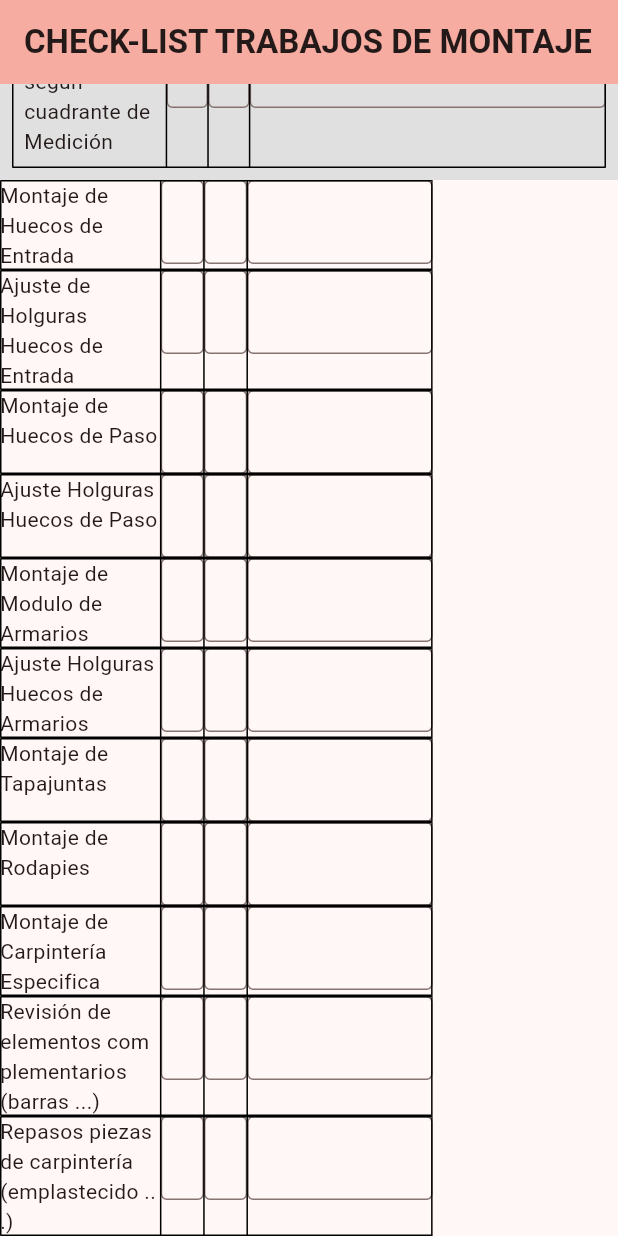
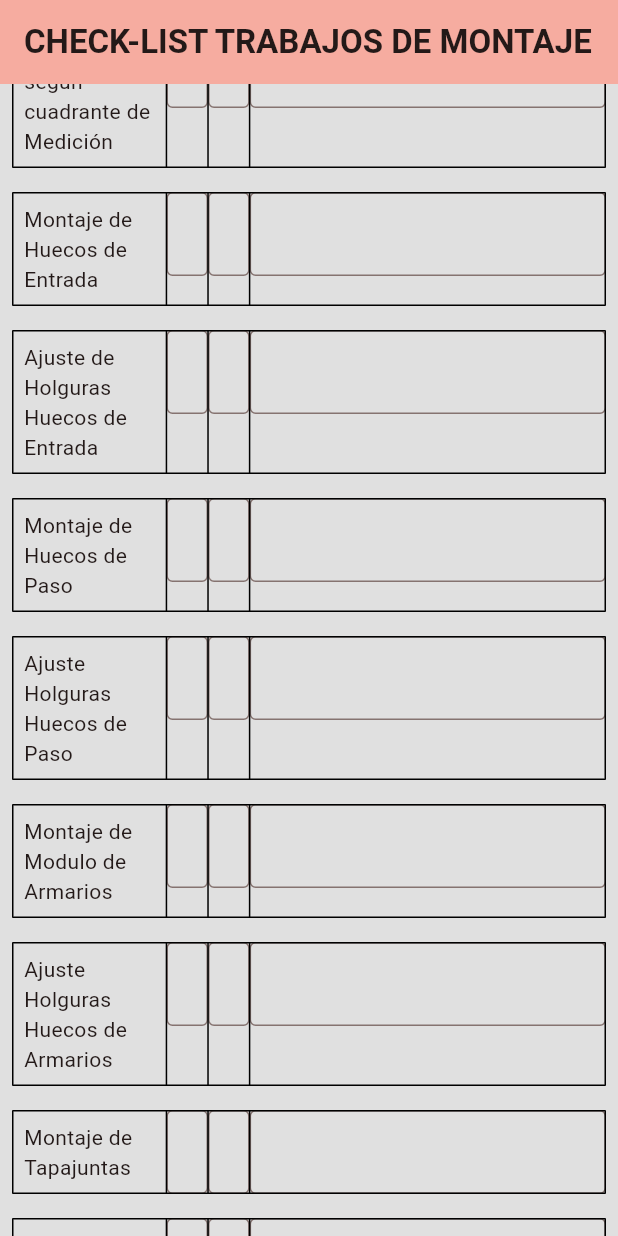
Before and after one commit to BelenAG3/trabajos, a Flutter app: the screen it shows after launch, scrolled down 1394 dp, on a phone screen of 412 x 824 dp. Run offline on Flutter 3.47's test engine with Material 3 defaults, Android fonts, the phone set to English and light mode, and no system bars.

Commit message:
fondo terminado

```diff
--- a/lib/main.dart
+++ b/lib/main.dart
@@ -211,7 +211,7 @@ class _MyHomePageState extends State<MyHomePage> {
                           ),
                           Container(
                             decoration: BoxDecoration(
-                              color: Colors.white, // Fondo blanco para las celdas individuales
+                              //color: Colors.white, // Fondo blanco para las celdas individuales
                               border: Border.all(color: Colors.black),
                             ),
                             child: Text(
@@ -221,7 +221,7 @@ class _MyHomePageState extends State<MyHomePage> {
                           ),
                           Container(
                             decoration: BoxDecoration(
-                              color: Colors.white,
+                             // color: Colors.white,
                               border: Border.all(color: Colors.black),
                             ),
                             child: Text(
@@ -232,7 +232,7 @@ class _MyHomePageState extends State<MyHomePage> {
                           ),
                           Container(
                             decoration: BoxDecoration(
-                              color: Colors.white,
+                              //color: Colors.white,
                               border: Border.all(color: Colors.black),
                             ),
                             child: Text(
@@ -415,19 +415,24 @@ class _MyHomePageState extends State<MyHomePage> {
 
              Row(
               children: [
-                Flexible(child: Table(
+                Flexible(
+                  child: Container(
+                    color: Colors.grey[300], // Fondo gris
+                    padding: EdgeInsets.all(8), // Opcional: agregar algo de padding
+                    child: Table(
                       border: TableBorder.all(), // Establece el borde de la tabla
                       columnWidths: {
                         0: FractionColumnWidth(0.26), // Ancho relativo de la primera columna
                         1: FractionColumnWidth(0.07), // Ancho relativo de la segunda columna
                         2: FractionColumnWidth(0.07),
-                      3: FractionColumnWidth(0.3),
+                        3: FractionColumnWidth(0.6),
                       },
                       children: [
                         TableRow(
                           children: [
                             Container(
-                             //padding: EdgeInsets.all(8),
+                              color: Colors.grey[300], // Fondo gris
+                              padding: EdgeInsets.all(8), // Espaciado opcional
                               child: Text(
                                 'Montaje de Huecos de Entrada',
                               ),
@@ -463,24 +468,31 @@ class _MyHomePageState extends State<MyHomePage> {
                         ),
                       ],
                     ),
-                )
-              ]
                   ),
+                ),
+              ],
+            ),
+
              Row(
               children: [
-                Flexible(child: Table(
+                Flexible(
+                  child: Container(
+                    color: Colors.grey[300], // Fondo gris
+                    padding: EdgeInsets.all(8), // Opcional: agregar algo de padding
+                    child: Table(
                       border: TableBorder.all(), // Establece el borde de la tabla
                       columnWidths: {
                         0: FractionColumnWidth(0.26), // Ancho relativo de la primera columna
                         1: FractionColumnWidth(0.07), // Ancho relativo de la segunda columna
                         2: FractionColumnWidth(0.07),
-                      3: FractionColumnWidth(0.3),
+                        3: FractionColumnWidth(0.6),
                       },
                       children: [
                         TableRow(
                           children: [
                             Container(
-                             //padding: EdgeInsets.all(8),
+                              color: Colors.grey[300], // Fondo gris
+                              padding: EdgeInsets.all(8), // Espaciado opcional
                               child: Text(
                                 'Ajuste de Holguras Huecos de Entrada',
                               ),
@@ -516,24 +528,31 @@ class _MyHomePageState extends State<MyHomePage> {
                         ),
                       ],
                     ),
-                )
-              ]
                   ),
+                ),
+              ],
+            ),
+
              Row(
               children: [
-                Flexible(child: Table(
+                Flexible(
+                  child: Container(
+                    color: Colors.grey[300], // Fondo gris
+                    padding: EdgeInsets.all(8), // Opcional: agregar algo de padding
+                    child: Table(
                       border: TableBorder.all(), // Establece el borde de la tabla
                       columnWidths: {
                         0: FractionColumnWidth(0.26), // Ancho relativo de la primera columna
                         1: FractionColumnWidth(0.07), // Ancho relativo de la segunda columna
                         2: FractionColumnWidth(0.07),
-                      3: FractionColumnWidth(0.3),
+                        3: FractionColumnWidth(0.6),
                       },
                       children: [
                         TableRow(
                           children: [
                             Container(
-                             //padding: EdgeInsets.all(8),
+                              color: Colors.grey[300], // Fondo gris
+                              padding: EdgeInsets.all(8), // Espaciado opcional
                               child: Text(
                                 'Montaje de Huecos de Paso',
                               ),
@@ -569,24 +588,31 @@ class _MyHomePageState extends State<MyHomePage> {
                         ),
                       ],
                     ),
-                )
-              ]
                   ),
+                ),
+              ],
+            ),
+
              Row(
               children: [
-                Flexible(child: Table(
+                Flexible(
+                  child: Container(
+                    color: Colors.grey[300], // Fondo gris
+                    padding: EdgeInsets.all(8), // Opcional: agregar algo de padding
+                    child: Table(
                       border: TableBorder.all(), // Establece el borde de la tabla
                       columnWidths: {
                         0: FractionColumnWidth(0.26), // Ancho relativo de la primera columna
                         1: FractionColumnWidth(0.07), // Ancho relativo de la segunda columna
                         2: FractionColumnWidth(0.07),
-                      3: FractionColumnWidth(0.3),
+                        3: FractionColumnWidth(0.6),
                       },
                       children: [
                         TableRow(
                           children: [
                             Container(
-                             //padding: EdgeInsets.all(8),
+                              color: Colors.grey[300], // Fondo gris
+                              padding: EdgeInsets.all(8), // Espaciado opcional
                               child: Text(
                                 'Ajuste Holguras Huecos de Paso',
                               ),
@@ -622,24 +648,31 @@ class _MyHomePageState extends State<MyHomePage> {
                         ),
                       ],
                     ),
-                )
-              ]
                   ),
+                ),
+              ],
+            ),
+
              Row(
               children: [
-                Flexible(child: Table(
+                Flexible(
+                  child: Container(
+                    color: Colors.grey[300], // Fondo gris
+                    padding: EdgeInsets.all(8), // Opcional: agregar algo de padding
+                    child: Table(
                       border: TableBorder.all(), // Establece el borde de la tabla
                       columnWidths: {
                         0: FractionColumnWidth(0.26), // Ancho relativo de la primera columna
                         1: FractionColumnWidth(0.07), // Ancho relativo de la segunda columna
                         2: FractionColumnWidth(0.07),
-                      3: FractionColumnWidth(0.3),
+                        3: FractionColumnWidth(0.6),
                       },
                       children: [
                         TableRow(
                           children: [
                             Container(
-                             //padding: EdgeInsets.all(8),
+                              color: Colors.grey[300], // Fondo gris
+                              padding: EdgeInsets.all(8), // Espaciado opcional
                               child: Text(
                                 'Montaje de Modulo de Armarios',
                               ),
@@ -675,24 +708,31 @@ class _MyHomePageState extends State<MyHomePage> {
                         ),
                       ],
                     ),
-                )
-              ]
                   ),
+                ),
+              ],
+            ),
+
              Row(
               children: [
-                Flexible(child: Table(
+                Flexible(
+                  child: Container(
+                    color: Colors.grey[300], // Fondo gris
+                    padding: EdgeInsets.all(8), // Opcional: agregar algo de padding
+                    child: Table(
                       border: TableBorder.all(), // Establece el borde de la tabla
                       columnWidths: {
                         0: FractionColumnWidth(0.26), // Ancho relativo de la primera columna
                         1: FractionColumnWidth(0.07), // Ancho relativo de la segunda columna
                         2: FractionColumnWidth(0.07),
-                      3: FractionColumnWidth(0.3),
+                        3: FractionColumnWidth(0.6),
                       },
                       children: [
                         TableRow(
                           children: [
                             Container(
-                             //padding: EdgeInsets.all(8),
+                              color: Colors.grey[300], // Fondo gris
+                              padding: EdgeInsets.all(8), // Espaciado opcional
                               child: Text(
                                 'Ajuste Holguras Huecos de Armarios',
                               ),
@@ -728,24 +768,31 @@ class _MyHomePageState extends State<MyHomePage> {
                         ),
                       ],
                     ),
-                )
-              ]
                   ),
+                ),
+              ],
+            ),
+
              Row(
               children: [
-                Flexible(child: Table(
+                Flexible(
+                  child: Container(
+                    color: Colors.grey[300], // Fondo gris
+                    padding: EdgeInsets.all(8), // Opcional: agregar algo de padding
+                    child: Table(
                       border: TableBorder.all(), // Establece el borde de la tabla
                       columnWidths: {
                         0: FractionColumnWidth(0.26), // Ancho relativo de la primera columna
                         1: FractionColumnWidth(0.07), // Ancho relativo de la segunda columna
                         2: FractionColumnWidth(0.07),
-                      3: FractionColumnWidth(0.3),
+                        3: FractionColumnWidth(0.6),
                       },
                       children: [
                         TableRow(
                           children: [
                             Container(
-                             //padding: EdgeInsets.all(8),
+                              color: Colors.grey[300], // Fondo gris
+                              padding: EdgeInsets.all(8), // Espaciado opcional
                               child: Text(
                                 'Montaje de Tapajuntas',
                               ),
@@ -781,24 +828,31 @@ class _MyHomePageState extends State<MyHomePage> {
                         ),
                       ],
                     ),
-                )
-              ]
                   ),
+                ),
+              ],
+            ),
+
              Row(
               children: [
-                Flexible(child: Table(
+                Flexible(
+                  child: Container(
+                    color: Colors.grey[300], // Fondo gris
+                    padding: EdgeInsets.all(8), // Opcional: agregar algo de padding
+                    child: Table(
                       border: TableBorder.all(), // Establece el borde de la tabla
                       columnWidths: {
                         0: FractionColumnWidth(0.26), // Ancho relativo de la primera columna
                         1: FractionColumnWidth(0.07), // Ancho relativo de la segunda columna
                         2: FractionColumnWidth(0.07),
-                      3: FractionColumnWidth(0.3),
+                        3: FractionColumnWidth(0.6),
                       },
                       children: [
                         TableRow(
                           children: [
                             Container(
-                             //padding: EdgeInsets.all(8),
+                              color: Colors.grey[300], // Fondo gris
+                              padding: EdgeInsets.all(8), // Espaciado opcional
                               child: Text(
                                 'Montaje de Rodapies',
                               ),
@@ -834,24 +888,31 @@ class _MyHomePageState extends State<MyHomePage> {
                         ),
                       ],
                     ),
-                )
-              ]
                   ),
+                ),
+              ],
+            ),
+
             Row(
               children: [
-                Flexible(child: Table(
+                Flexible(
+                  child: Container(
+                    color: Colors.grey[300], // Fondo gris
+                    padding: EdgeInsets.all(8), // Opcional: agregar algo de padding
+                    child: Table(
                       border: TableBorder.all(), // Establece el borde de la tabla
                       columnWidths: {
                         0: FractionColumnWidth(0.26), // Ancho relativo de la primera columna
                         1: FractionColumnWidth(0.07), // Ancho relativo de la segunda columna
                         2: FractionColumnWidth(0.07),
-                      3: FractionColumnWidth(0.3),
+                        3: FractionColumnWidth(0.6),
                       },
                       children: [
                         TableRow(
                           children: [
                             Container(
-                             //padding: EdgeInsets.all(8),
+                              color: Colors.grey[300], // Fondo gris
+                              padding: EdgeInsets.all(8), // Espaciado opcional
                               child: Text(
                                 'Montaje de Carpintería Especifica',
                               ),
@@ -887,24 +948,31 @@ class _MyHomePageState extends State<MyHomePage> {
                         ),
                       ],
                     ),
-                )
-              ]
                   ),
+                ),
+              ],
+            ),
+
              Row(
               children: [
-                Flexible(child: Table(
+                Flexible(
+                  child: Container(
+                    color: Colors.grey[300], // Fondo gris
+                    padding: EdgeInsets.all(8), // Opcional: agregar algo de padding
+                    child: Table(
                       border: TableBorder.all(), // Establece el borde de la tabla
                       columnWidths: {
                         0: FractionColumnWidth(0.26), // Ancho relativo de la primera columna
                         1: FractionColumnWidth(0.07), // Ancho relativo de la segunda columna
                         2: FractionColumnWidth(0.07),
-                      3: FractionColumnWidth(0.3),
+                        3: FractionColumnWidth(0.6),
                       },
                       children: [
                         TableRow(
                           children: [
                             Container(
-                             //padding: EdgeInsets.all(8),
+                              color: Colors.grey[300], // Fondo gris
+                              padding: EdgeInsets.all(8), // Espaciado opcional
                               child: Text(
                                 'Revisión de elementos complementarios (barras ...)',
                               ),
@@ -940,24 +1008,31 @@ class _MyHomePageState extends State<MyHomePage> {
                         ),
                       ],
                     ),
-                )
-              ]
                   ),
+                ),
+              ],
+            ),
+
              Row(
               children: [
-                Flexible(child: Table(
+                Flexible(
+                  child: Container(
+                    color: Colors.grey[300], // Fondo gris
+                    padding: EdgeInsets.all(8), // Opcional: agregar algo de padding
+                    child: Table(
                       border: TableBorder.all(), // Establece el borde de la tabla
                       columnWidths: {
                         0: FractionColumnWidth(0.26), // Ancho relativo de la primera columna
                         1: FractionColumnWidth(0.07), // Ancho relativo de la segunda columna
                         2: FractionColumnWidth(0.07),
-                      3: FractionColumnWidth(0.3),
+                        3: FractionColumnWidth(0.6),
                       },
                       children: [
                         TableRow(
                           children: [
                             Container(
-                             //padding: EdgeInsets.all(8),
+                              color: Colors.grey[300], // Fondo gris en la primera columna
+                              padding: EdgeInsets.all(8), // Espaciado opcional
                               child: Text(
                                 'Repasos piezas de carpintería (emplastecido ...)',
                               ),
@@ -993,14 +1068,14 @@ class _MyHomePageState extends State<MyHomePage> {
                         ),
                       ],
                     ),
-                )
-              ]
+                  ),
                 ),
               ],
             ),
+
+          ]
         ),
-
-
+      ),
       /*floatingActionButton: FloatingActionButton(
         onPressed: _incrementCounter,
         tooltip: 'Increment',
```
Lines whose indentation alone changed are shown as unchanged.
